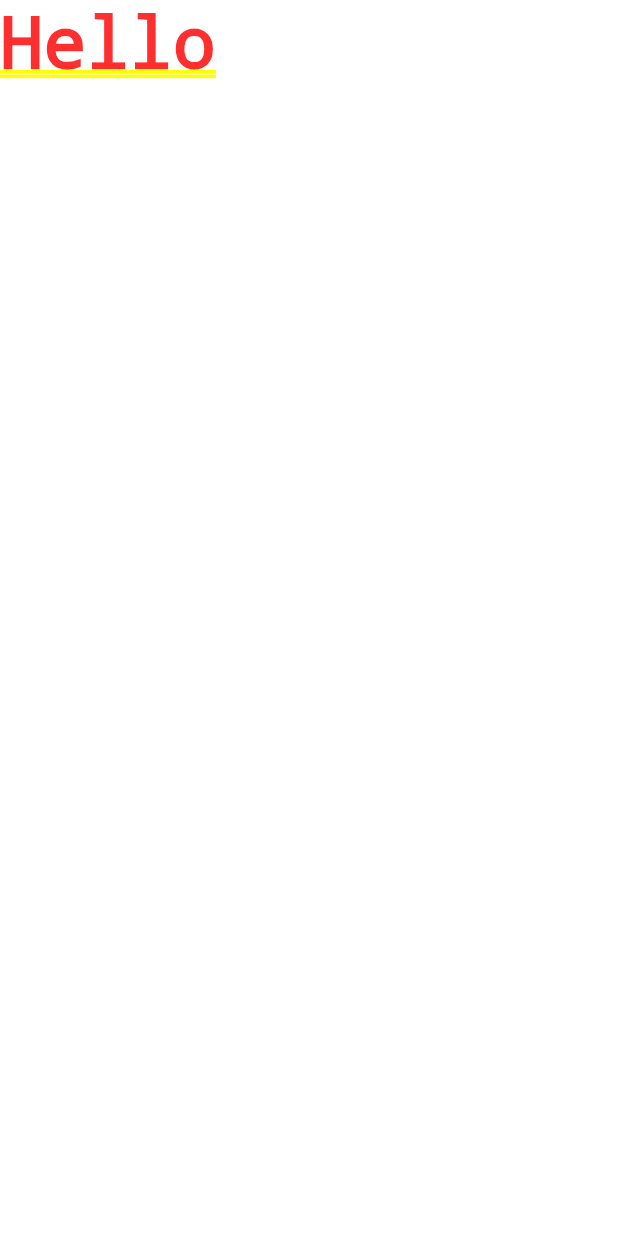
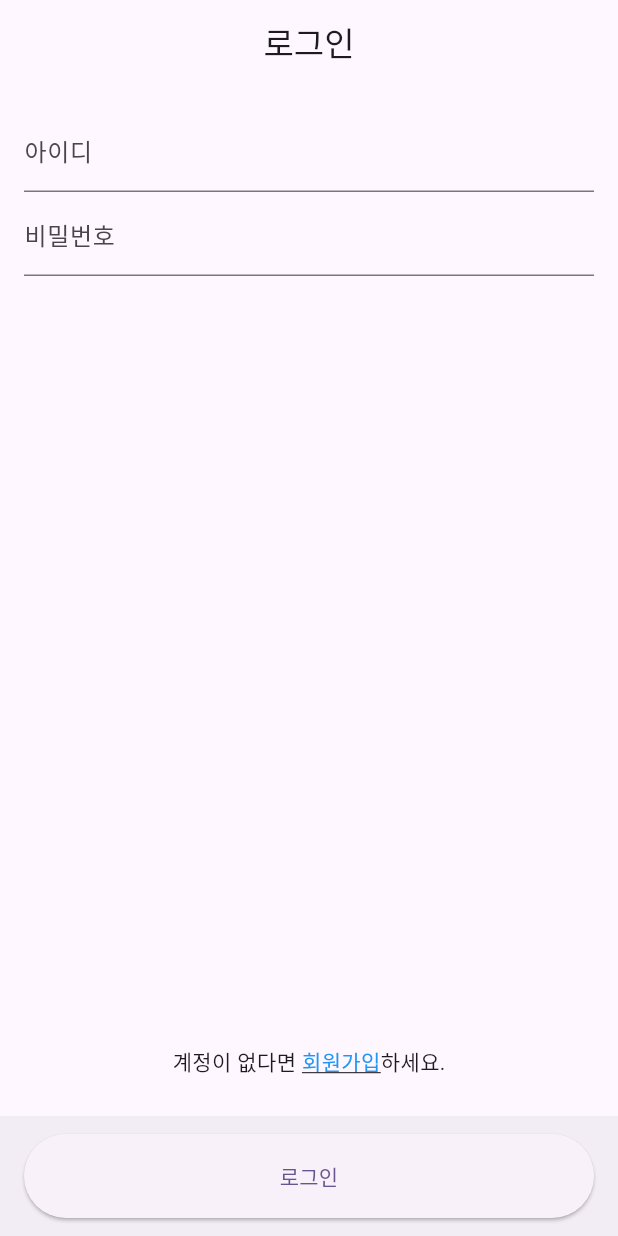
Before and after one commit to LunaGeonWoo/AgriLocal, a Flutter app: the screen it shows after launch, on a phone screen of 412 x 824 dp. Run offline on Flutter 3.47's test engine with Material 3 defaults, Android fonts, the light colour scheme and no system bars; our stand-ins replace font_awesome_flutter.

Commit message:
대충 뭐 만듦

```diff
--- /dev/null
+++ b/lib/features/authentication/login_screen.dart
@@ -0,0 +1,84 @@
+import 'package:agrilocal/features/authentication/sign_up_screen.dart';
+import 'package:agrilocal/features/home/home_screen.dart';
+import 'package:flutter/material.dart';
+
+class LoginScreen extends StatefulWidget {
+  const LoginScreen({super.key});
+
+  @override
+  State<LoginScreen> createState() => _LoginScreenState();
+}
+
+class _LoginScreenState extends State<LoginScreen> {
+  final TextEditingController _idController = TextEditingController();
+  final TextEditingController _passwordController = TextEditingController();
+
+  @override
+  Widget build(BuildContext context) {
+    return Scaffold(
+      appBar: AppBar(
+        centerTitle: true,
+        title: const Text('로그인'),
+      ),
+      body: Padding(
+        padding: const EdgeInsets.all(16.0),
+        child: Column(
+          children: [
+            TextField(
+              controller: _idController,
+              decoration: const InputDecoration(
+                labelText: '아이디',
+              ),
+            ),
+            TextField(
+              controller: _passwordController,
+              decoration: const InputDecoration(
+                labelText: '비밀번호',
+              ),
+              obscureText: true,
+            ),
+            const Expanded(
+              child: SizedBox.expand(),
+            ),
+            Row(
+              mainAxisAlignment: MainAxisAlignment.center,
+              children: [
+                const Text('계정이 없다면 '),
+                GestureDetector(
+                  onTap: () {
+                    Navigator.push(
+                      context,
+                      MaterialPageRoute(
+                          builder: (context) => const SignUpScreen()),
+                    );
+                  },
+                  child: const Text(
+                    '회원가입',
+                    style: TextStyle(
+                      color: Colors.blue,
+                      decoration: TextDecoration.underline,
+                    ),
+                  ),
+                ),
+                const Text("하세요.")
+              ],
+            ),
+            const SizedBox(height: 10),
+          ],
+        ),
+      ),
+      bottomNavigationBar: BottomAppBar(
+        child: ElevatedButton(
+          onPressed: () {
+            Navigator.pushAndRemoveUntil(
+              context,
+              MaterialPageRoute(builder: (context) => const HomeScreen()),
+              (route) => false,
+            );
+          },
+          child: const Text('로그인'),
+        ),
+      ),
+    );
+  }
+}
--- a/lib/main.dart
+++ b/lib/main.dart
@@ -1,3 +1,4 @@
+import 'package:agrilocal/features/authentication/login_screen.dart';
 import 'package:flutter/material.dart';
 
 void main() {
@@ -10,12 +11,12 @@ class MyApp extends StatelessWidget {
   @override
   Widget build(BuildContext context) {
     return MaterialApp(
-      title: 'Flutter Demo',
+      title: 'ArgilLocal',
       theme: ThemeData(
         colorScheme: ColorScheme.fromSeed(seedColor: Colors.deepPurple),
         useMaterial3: true,
       ),
-      home: const Text("Hello"),
+      home: const LoginScreen(),
     );
   }
 }
```
Also changed, not shown: lib/features/authentication/sign_up_screen.dart (added, +111 -0 lines), lib/features/chatting/chatting_screen.dart (added, +10 -0 lines), lib/features/home/home_screen.dart (added, +89 -0 lines), lib/features/home/product_item.dart (added, +74 -0 lines), lib/features/home/product_model.dart (added, +13 -0 lines), lib/features/product_detail/product_detail_model.dart (added, +17 -0 lines), lib/features/product_detail/product_detail_screen.dart (added, +142 -0 lines).
